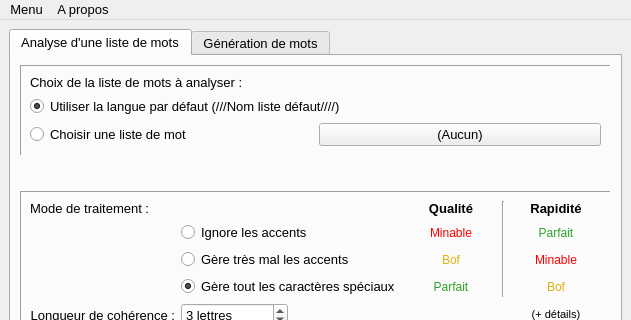
The window that fenetreprincipale.ui (Sayanel01/GeMot) describes before a commit, drawn with Qt 5; both pictures show x 0 to 631 and y 0 to 320 of the 631 by 522 pixel window.
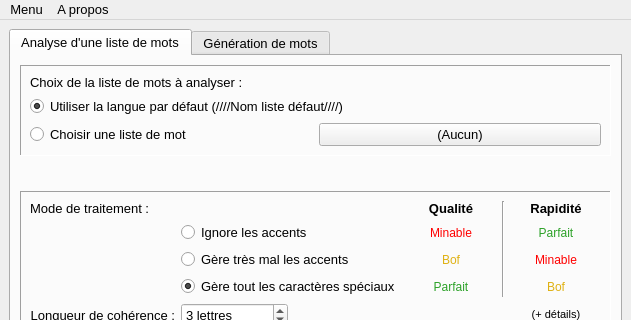
The same window after the commit.

Commit message: Warning changement lcoh et traitement. Pour liste, en cours

The edit to the form file:
```diff
--- a/fenetreprincipale.ui
+++ b/fenetreprincipale.ui
@@ -51,7 +51,7 @@
            <item row="1" column="0" colspan="2">
             <widget class="QRadioButton" name="radio_langDef">
              <property name="text">
-              <string>Utiliser la langue par défaut (///Nom liste défaut////)</string>
+              <string>Utiliser la langue par défaut (////Nom liste défaut////)</string>
              </property>
              <property name="checked">
               <bool>true</bool>
```
The commit also changes 2 other files.
